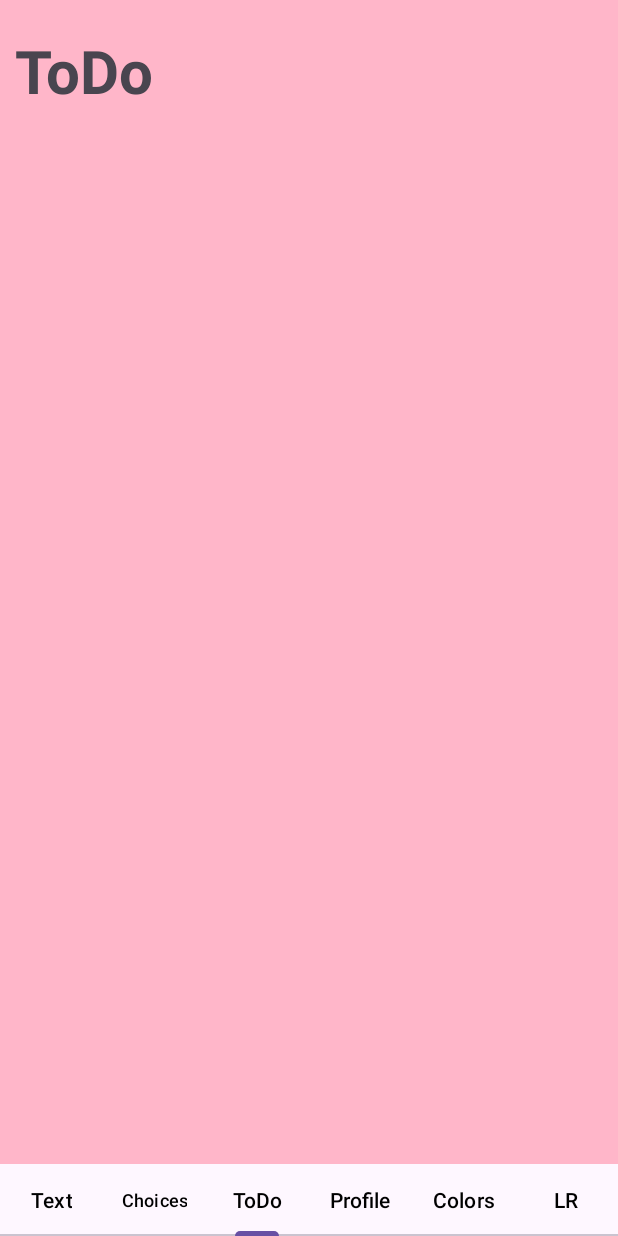
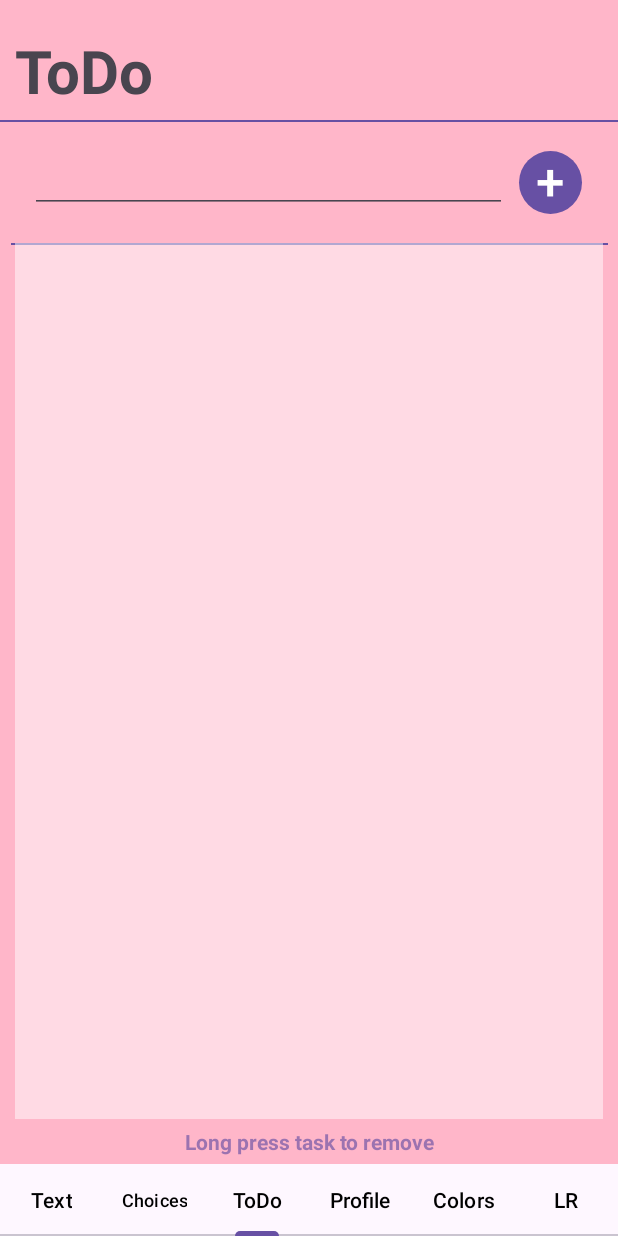
Before and after one commit to dinhner7/testing, an Android app: the screen it shows after launch (MainActivity), item 3 of the bottom bar chosen, on a phone screen of 412 x 824 dp. Run offline under Robolectric (Android 15) with nearby library versions, the phone set to English and light mode, and no system bars.

Commit message:
Fleshed out tab #3, ToDo.

```diff
--- a/app/src/main/java/com/example/testing/Tab3.kt
+++ b/app/src/main/java/com/example/testing/Tab3.kt
@@ -1,59 +1,76 @@
 package com.example.testing
 
 import android.os.Bundle
+import android.text.SpannableString
+import android.text.style.StrikethroughSpan
+import android.text.style.StyleSpan
 import androidx.fragment.app.Fragment
 import android.view.LayoutInflater
+import android.view.Menu
+import android.view.MenuInflater
 import android.view.View
 import android.view.ViewGroup
-
-// TODO: Rename parameter arguments, choose names that match
-// the fragment initialization parameters, e.g. ARG_ITEM_NUMBER
-private const val ARG_PARAM1 = "param1"
-private const val ARG_PARAM2 = "param2"
+import android.widget.ArrayAdapter
+import android.widget.Button
+import android.widget.EditText
+import android.widget.ListView
+import android.widget.TextView
+import android.widget.Toast
+import androidx.core.view.get
 
 /**
  * A simple [Fragment] subclass.
- * Use the [Tab3.newInstance] factory method to
- * create an instance of this fragment.
  */
 class Tab3 : Fragment() {
-    // TODO: Rename and change types of parameters
-    private var param1: String? = null
-    private var param2: String? = null
-
-    override fun onCreate(savedInstanceState: Bundle?) {
-        super.onCreate(savedInstanceState)
-        arguments?.let {
-            param1 = it.getString(ARG_PARAM1)
-            param2 = it.getString(ARG_PARAM2)
-        }
-    }
+    private var taskList: ArrayList<String> = ArrayList()
+    private lateinit var tasksAdapter: ArrayAdapter<String>
+    private var listView: ListView? = null
+    private var btnAddTask: Button? = null
+    private var pltxtNewTask: EditText? = null
 
     override fun onCreateView(
         inflater: LayoutInflater, container: ViewGroup?,
         savedInstanceState: Bundle?
     ): View? {
-        // Inflate the layout for this fragment
-        return inflater.inflate(R.layout.fragment_tab3, container, false)
+        // Inflate layout
+        val view = inflater.inflate(R.layout.fragment_tab3, container, false)
+
+        // Initialize/set up vars
+        listView = view.findViewById(R.id.lstviewTasks)
+        btnAddTask = view.findViewById(R.id.btnAddTask)
+        pltxtNewTask = view.findViewById(R.id.pltxtInputTask)
+        tasksAdapter = ArrayAdapter(requireContext(), android.R.layout.simple_list_item_1, taskList)
+        listView?.adapter = tasksAdapter
+
+        // Set listeners
+        setListViewListener()
+        btnAddTask?.setOnClickListener(::onAddBtnClicked)
+
+        return view
     }
 
-    companion object {
-        /**
-         * Use this factory method to create a new instance of
-         * this fragment using the provided parameters.
-         *
-         * @param param1 Parameter 1.
-         * @param param2 Parameter 2.
-         * @return A new instance of fragment Tab3.
-         */
-        // TODO: Rename and change types and number of parameters
-        @JvmStatic
-        fun newInstance(param1: String, param2: String) =
-            Tab3().apply {
-                arguments = Bundle().apply {
-                    putString(ARG_PARAM1, param1)
-                    putString(ARG_PARAM2, param2)
-                }
-            }
+    private fun onAddBtnClicked(view: View) {
+        val sItemText: String = pltxtNewTask?.text.toString()
+
+        // Check if task entered is not blank
+        if (sItemText.isNotEmpty()) {
+            tasksAdapter.add(sItemText)
+            tasksAdapter.notifyDataSetChanged()
+            pltxtNewTask?.setText("")
+        } else {
+            Toast.makeText(requireContext(), "An empty task cannot be added", Toast.LENGTH_LONG).show()
+        }
+    }
+
+    private fun setListViewListener() {
+        // Check which item was clicked
+        listView?.setOnItemLongClickListener { _, _, position, _ ->
+            Toast.makeText(requireContext(), "Task removed", Toast.LENGTH_SHORT).show()
+
+            // Remove item at the clicked position
+            taskList.removeAt(position)
+            tasksAdapter.notifyDataSetChanged()
+            true
+        }
     }
 }
--- a/app/src/main/res/layout/fragment_tab3.xml
+++ b/app/src/main/res/layout/fragment_tab3.xml
@@ -1,14 +1,137 @@
 <?xml version="1.0" encoding="utf-8"?>
 <FrameLayout xmlns:android="http://schemas.android.com/apk/res/android"
+    xmlns:app="http://schemas.android.com/apk/res-auto"
     xmlns:tools="http://schemas.android.com/tools"
+    android:id="@+id/framelayout"
+    style="@style/tabBG"
     android:layout_width="match_parent"
     android:layout_height="match_parent"
-    tools:context=".Tab3"
-    style="@style/tabBG">
+    tools:context=".Tab3">
 
     <!-- TODO: Update blank fragment layout -->
     <TextView
-        android:text="ToDo"
-        style="@style/titleStyle" />
+        android:id="@+id/HeaderToDo"
+        style="@style/titleStyle"
+        android:text="ToDo"/>
+
+    <androidx.constraintlayout.widget.ConstraintLayout
+        android:id="@+id/constraintlayout"
+        android:layout_width="match_parent"
+        android:layout_height="match_parent"
+        android:backgroundTint="#000000">
+
+        <View
+            android:id="@+id/divFromTop"
+            android:layout_width="match_parent"
+            android:layout_height="1dp"
+            android:layout_marginTop="80dp"
+            android:background="@android:color/darker_gray"
+            android:backgroundTint="#6750A3"
+            android:visibility="visible"
+            app:layout_constraintEnd_toEndOf="parent"
+            app:layout_constraintStart_toStartOf="parent"
+            app:layout_constraintTop_toTopOf="parent" />
+
+        <EditText
+            android:id="@+id/pltxtInputTask"
+            android:layout_width="0dp"
+            android:layout_height="wrap_content"
+            android:layout_marginStart="20dp"
+            android:layout_marginEnd="4dp"
+            android:ems="10"
+            android:inputType="text"
+            android:shadowColor="#CA0303"
+            android:text=""
+            app:layout_constraintEnd_toStartOf="@+id/btnAddTask"
+            app:layout_constraintStart_toStartOf="parent"
+            app:layout_constraintTop_toTopOf="@+id/btnAddTask" />
+
+        <Button
+            android:id="@+id/btnAddTask"
+            android:layout_width="50dp"
+            android:layout_height="50dp"
+            android:layout_marginTop="15dp"
+            android:layout_marginEnd="20dp"
+            android:gravity="center"
+            android:includeFontPadding="false"
+            android:insetLeft="4dp"
+            android:insetTop="4dp"
+            android:insetRight="4dp"
+            android:insetBottom="4dp"
+            android:paddingLeft="0dp"
+            android:paddingTop="0dp"
+            android:paddingRight="0dp"
+            android:paddingBottom="0dp"
+            android:text="+"
+            android:textAlignment="gravity"
+            android:textSize="34sp"
+            app:iconPadding="0dp"
+            app:layout_constraintEnd_toEndOf="parent"
+            app:layout_constraintTop_toBottomOf="@+id/divFromTop" />
+
+        <View
+            android:id="@+id/divFromBtn"
+            android:layout_width="398dp"
+            android:layout_height="1dp"
+            android:layout_marginTop="15dp"
+            android:background="@android:color/darker_gray"
+            android:backgroundTint="#6750A3"
+            app:layout_constraintEnd_toEndOf="parent"
+            app:layout_constraintStart_toStartOf="parent"
+            app:layout_constraintTop_toBottomOf="@+id/btnAddTask" />
+
+        <androidx.constraintlayout.widget.Guideline
+            android:id="@+id/guideline"
+            android:layout_width="wrap_content"
+            android:layout_height="wrap_content"
+            android:layout_marginTop="172dp"
+            android:layout_marginEnd="399dp"
+            android:layout_marginBottom="467dp"
+            android:orientation="horizontal"
+            app:layout_constraintBottom_toBottomOf="parent"
+            app:layout_constraintEnd_toEndOf="parent"
+            app:layout_constraintGuide_begin="162dp"
+            app:layout_constraintStart_toStartOf="parent"
+            app:layout_constraintTop_toTopOf="parent" />
+
+        <LinearLayout
+            android:id="@+id/linearLayout"
+            android:layout_width="0dp"
+            android:layout_height="0dp"
+            android:layout_marginStart="10dp"
+            android:layout_marginEnd="10dp"
+            android:layout_marginBottom="30dp"
+            android:orientation="vertical"
+            app:layout_constraintBottom_toBottomOf="parent"
+            app:layout_constraintEnd_toEndOf="parent"
+            app:layout_constraintStart_toStartOf="parent"
+            app:layout_constraintTop_toBottomOf="@id/guideline"
+            app:layout_constraintVertical_bias="0.0">
+
+            <ListView
+                android:id="@+id/lstviewTasks"
+                android:layout_width="match_parent"
+                android:layout_height="match_parent"
+                android:background="#7EFFFFFF" />
+        </LinearLayout>
+
+        <TextView
+            android:id="@+id/textView"
+            android:layout_width="267dp"
+            android:layout_height="0dp"
+            android:layout_marginStart="101dp"
+            android:layout_marginTop="5dp"
+            android:layout_marginEnd="101dp"
+            android:layout_marginBottom="5dp"
+            android:text="Long press task to remove"
+            android:textAlignment="center"
+            android:textColor="#A66750A3"
+            android:textStyle="bold"
+            app:layout_constraintBottom_toBottomOf="parent"
+            app:layout_constraintEnd_toEndOf="parent"
+            app:layout_constraintStart_toStartOf="parent"
+            app:layout_constraintTop_toBottomOf="@+id/linearLayout" />
+
+    </androidx.constraintlayout.widget.ConstraintLayout>
 
 </FrameLayout>
```
